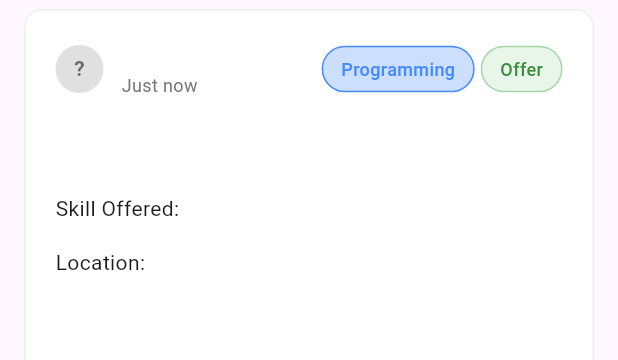
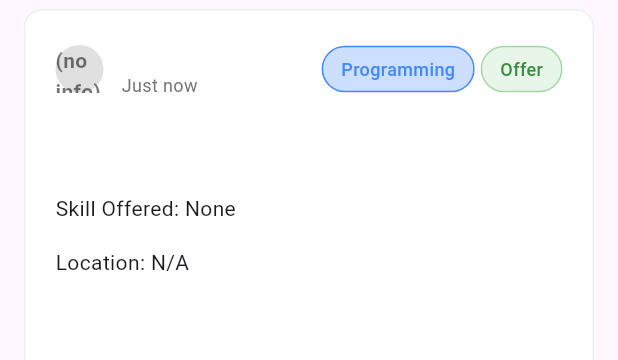
Before and after one commit to tuannna06/SkillSwap, a Flutter app: the PostCard widget shown alone on an empty page, opened directly with empty values, on a phone screen of 412 x 824 dp. Shown: the top 360 px of the screen. Run offline on Flutter 3.47's test engine with Material 3 defaults, Android fonts, the light colour scheme and no system bars; our stand-ins replace cloud_firestore, equatable, firebase_core, flutter_bloc; accounts and stored records are empty; network calls fail.

Commit message:
change no info representation post cards

```diff
--- a/lib/features/posts/presentation/widgets/post_card.dart
+++ b/lib/features/posts/presentation/widgets/post_card.dart
@@ -82,10 +82,10 @@ class PostCard extends StatelessWidget {
 
                 // TODO: Add skills and location footer section
 
-                Text('${post.isRequest ? 'Skills Needed: ' : 'Skill Offered: '}${post.neededSkills.join(', ')}'),
+                Text('${post.isRequest ? 'Skills Needed: ' : 'Skill Offered: '}${post.neededSkills.isEmpty ? 'None' : post.neededSkills.join(', ')}'),
 
                 const SizedBox(height: 16),
-                Text('Location: ${post.location ?? 'N/A'}'),
+                Text('Location: ${post.location?.isNotEmpty ?? false ? post.location : 'N/A'}'),
               ],
             ),
           ),
@@ -101,7 +101,7 @@ class PostCard extends StatelessWidget {
           radius: 16,
           backgroundColor: Colors.grey.shade300,
           child: Text(
-            post.authorName.isNotEmpty ? post.authorName[0].toUpperCase() : '?',
+            post.authorName.isNotEmpty ? post.authorName[0].toUpperCase() : '(no info)',
             style: const TextStyle(
               fontSize: 14,
               fontWeight: FontWeight.w600,
```
